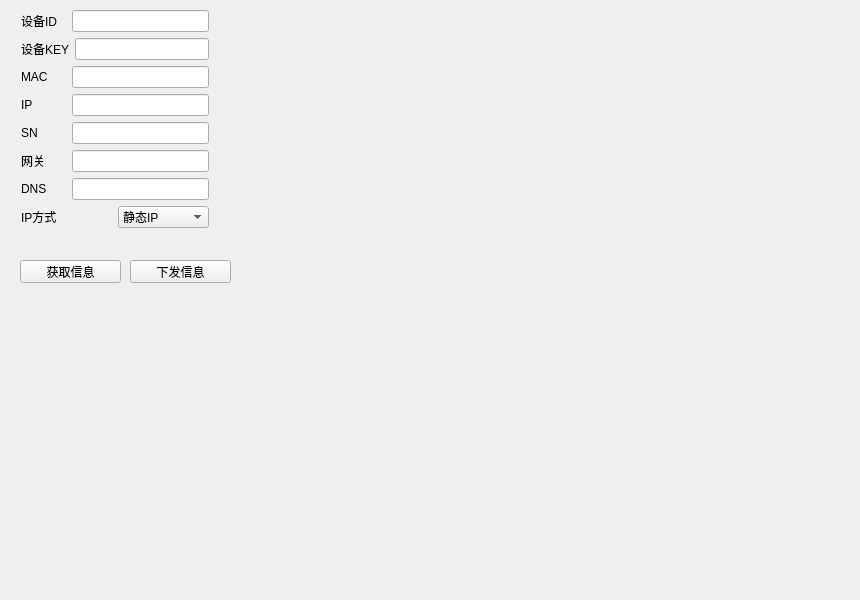
Qt form ConfigTool/app/app_set_net.ui (kepler-444b/AODSN_Config) before a commit.
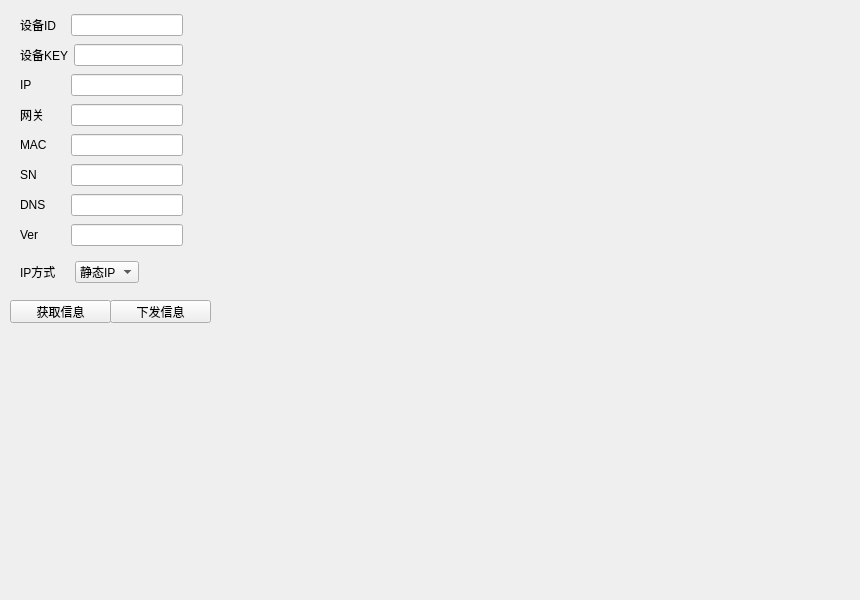
The same form after that commit.

The edit to the form file:
```diff
--- a/ConfigTool/app/app_set_net.ui
+++ b/ConfigTool/app/app_set_net.ui
@@ -22,8 +22,8 @@
   <widget class="QPushButton" name="get_info">
    <property name="geometry">
     <rect>
-     <x>20</x>
-     <y>260</y>
+     <x>10</x>
+     <y>300</y>
      <width>101</width>
      <height>23</height>
     </rect>
@@ -35,8 +35,8 @@
   <widget class="QPushButton" name="set_info">
    <property name="geometry">
     <rect>
-     <x>130</x>
-     <y>260</y>
+     <x>110</x>
+     <y>300</y>
      <width>101</width>
      <height>23</height>
     </rect>
@@ -48,14 +48,53 @@
   <widget class="QWidget" name="">
    <property name="geometry">
     <rect>
-     <x>21</x>
-     <y>10</y>
-     <width>188</width>
-     <height>220</height>
+     <x>20</x>
+     <y>260</y>
+     <width>119</width>
+     <height>24</height>
     </rect>
    </property>
-   <layout class="QVBoxLayout" name="verticalLayout">
+   <layout class="QHBoxLayout" name="horizontalLayout_8">
     <item>
+     <widget class="QLabel" name="label_6">
+      <property name="minimumSize">
+       <size>
+        <width>45</width>
+        <height>0</height>
+       </size>
+      </property>
+      <property name="text">
+       <string>IP方式</string>
+      </property>
+     </widget>
+    </item>
+    <item>
+     <widget class="QComboBox" name="ip_type">
+      <item>
+       <property name="text">
+        <string>静态IP</string>
+       </property>
+      </item>
+      <item>
+       <property name="text">
+        <string>动态IP</string>
+       </property>
+      </item>
+     </widget>
+    </item>
+   </layout>
+  </widget>
+  <widget class="QWidget" name="">
+   <property name="geometry">
+    <rect>
+     <x>20</x>
+     <y>12</y>
+     <width>163</width>
+     <height>236</height>
+    </rect>
+   </property>
+   <layout class="QGridLayout" name="gridLayout">
+    <item row="0" column="0">
      <layout class="QHBoxLayout" name="horizontalLayout">
       <item>
        <widget class="QLabel" name="label_7">
@@ -82,7 +121,7 @@
       </item>
      </layout>
     </item>
-    <item>
+    <item row="1" column="0">
      <layout class="QHBoxLayout" name="horizontalLayout_2">
       <item>
        <widget class="QLabel" name="label_8">
@@ -102,27 +141,7 @@
       </item>
      </layout>
     </item>
-    <item>
-     <layout class="QHBoxLayout" name="horizontalLayout_3">
-      <item>
-       <widget class="QLabel" name="label">
-        <property name="minimumSize">
-         <size>
-          <width>45</width>
-          <height>0</height>
-         </size>
-        </property>
-        <property name="text">
-         <string>MAC</string>
-        </property>
-       </widget>
-      </item>
-      <item>
-       <widget class="QLineEdit" name="mac"/>
-      </item>
-     </layout>
-    </item>
-    <item>
+    <item row="2" column="0">
      <layout class="QHBoxLayout" name="horizontalLayout_4">
       <item>
        <widget class="QLabel" name="label_2">
@@ -142,27 +161,7 @@
       </item>
      </layout>
     </item>
-    <item>
-     <layout class="QHBoxLayout" name="horizontalLayout_5">
-      <item>
-       <widget class="QLabel" name="label_3">
-        <property name="minimumSize">
-         <size>
-          <width>45</width>
-          <height>0</height>
-         </size>
-        </property>
-        <property name="text">
-         <string>SN</string>
-        </property>
-       </widget>
-      </item>
-      <item>
-       <widget class="QLineEdit" name="sn"/>
-      </item>
-     </layout>
-    </item>
-    <item>
+    <item row="3" column="0">
      <layout class="QHBoxLayout" name="horizontalLayout_6">
       <item>
        <widget class="QLabel" name="label_4">
@@ -182,7 +181,47 @@
       </item>
      </layout>
     </item>
-    <item>
+    <item row="4" column="0">
+     <layout class="QHBoxLayout" name="horizontalLayout_3">
+      <item>
+       <widget class="QLabel" name="label">
+        <property name="minimumSize">
+         <size>
+          <width>45</width>
+          <height>0</height>
+         </size>
+        </property>
+        <property name="text">
+         <string>MAC</string>
+        </property>
+       </widget>
+      </item>
+      <item>
+       <widget class="QLineEdit" name="mac"/>
+      </item>
+     </layout>
+    </item>
+    <item row="5" column="0">
+     <layout class="QHBoxLayout" name="horizontalLayout_5">
+      <item>
+       <widget class="QLabel" name="label_3">
+        <property name="minimumSize">
+         <size>
+          <width>45</width>
+          <height>0</height>
+         </size>
+        </property>
+        <property name="text">
+         <string>SN</string>
+        </property>
+       </widget>
+      </item>
+      <item>
+       <widget class="QLineEdit" name="sn"/>
+      </item>
+     </layout>
+    </item>
+    <item row="6" column="0">
      <layout class="QHBoxLayout" name="horizontalLayout_7">
       <item>
        <widget class="QLabel" name="label_5">
@@ -202,10 +241,10 @@
       </item>
      </layout>
     </item>
-    <item>
-     <layout class="QHBoxLayout" name="horizontalLayout_8">
+    <item row="7" column="0">
+     <layout class="QHBoxLayout" name="horizontalLayout_9">
       <item>
-       <widget class="QLabel" name="label_6">
+       <widget class="QLabel" name="label_9">
         <property name="minimumSize">
          <size>
           <width>45</width>
@@ -213,23 +252,12 @@
          </size>
         </property>
         <property name="text">
-         <string>IP方式</string>
+         <string>Ver</string>
         </property>
        </widget>
       </item>
       <item>
-       <widget class="QComboBox" name="ip_type">
-        <item>
-         <property name="text">
-          <string>静态IP</string>
-         </property>
-        </item>
-        <item>
-         <property name="text">
-          <string>动态IP</string>
-         </property>
-        </item>
-       </widget>
+       <widget class="QLineEdit" name="ver"/>
       </item>
      </layout>
     </item>
```
